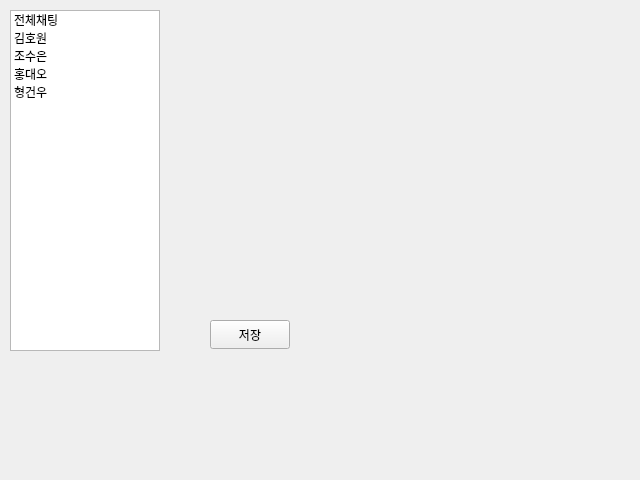
Old version of the form DentixServer/chatlogform.ui in the repository sueun-jo/2ndmini_dentix.
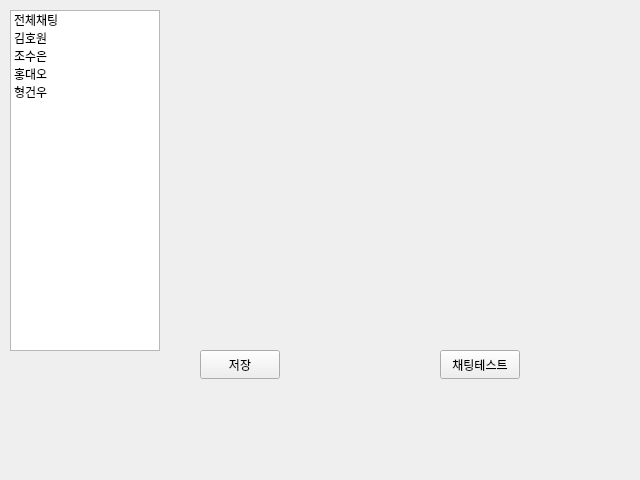
New version of the form.

The edit to the form file:
```diff
--- a/DentixServer/chatlogform.ui
+++ b/DentixServer/chatlogform.ui
@@ -16,8 +16,8 @@
   <widget class="QPushButton" name="saveButton">
    <property name="geometry">
     <rect>
-     <x>210</x>
-     <y>320</y>
+     <x>200</x>
+     <y>350</y>
      <width>80</width>
      <height>29</height>
     </rect>
@@ -98,6 +98,19 @@
    <widget class="QWidget" name="page"/>
    <widget class="QWidget" name="page_2"/>
   </widget>
+  <widget class="QPushButton" name="test">
+   <property name="geometry">
+    <rect>
+     <x>440</x>
+     <y>350</y>
+     <width>80</width>
+     <height>29</height>
+    </rect>
+   </property>
+   <property name="text">
+    <string>채팅테스트</string>
+   </property>
+  </widget>
  </widget>
  <resources/>
  <connections/>
```
